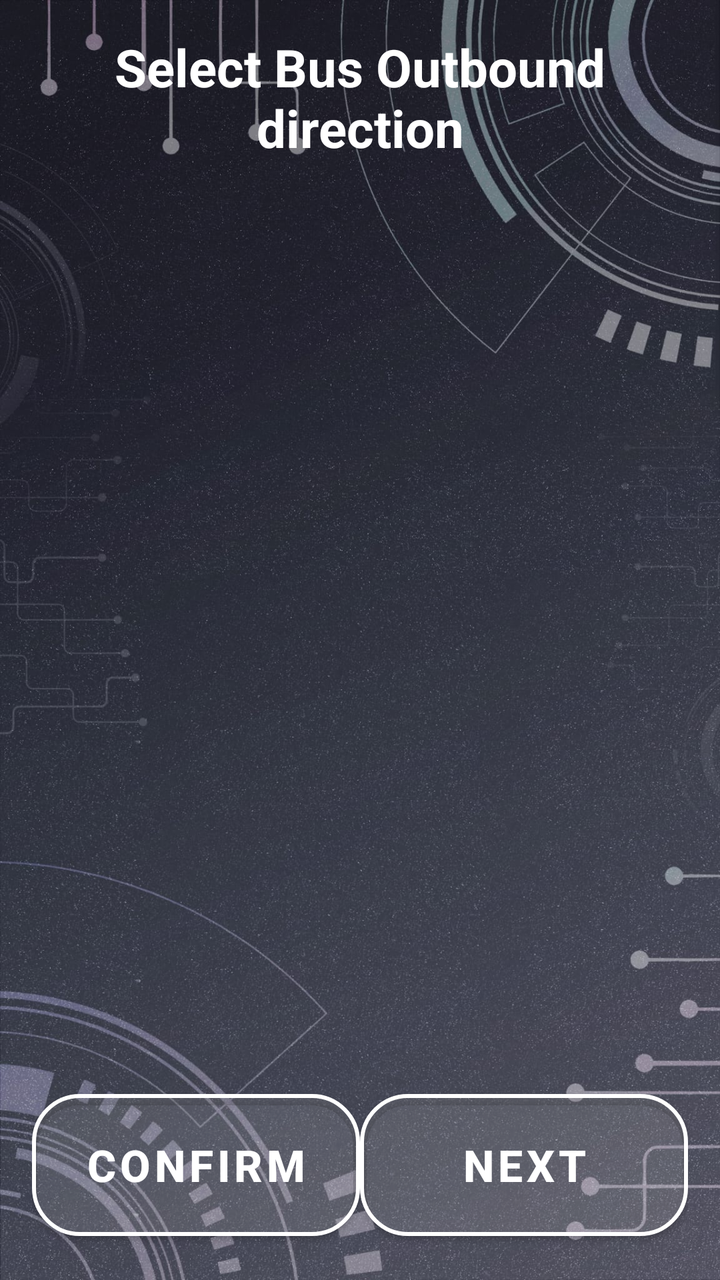
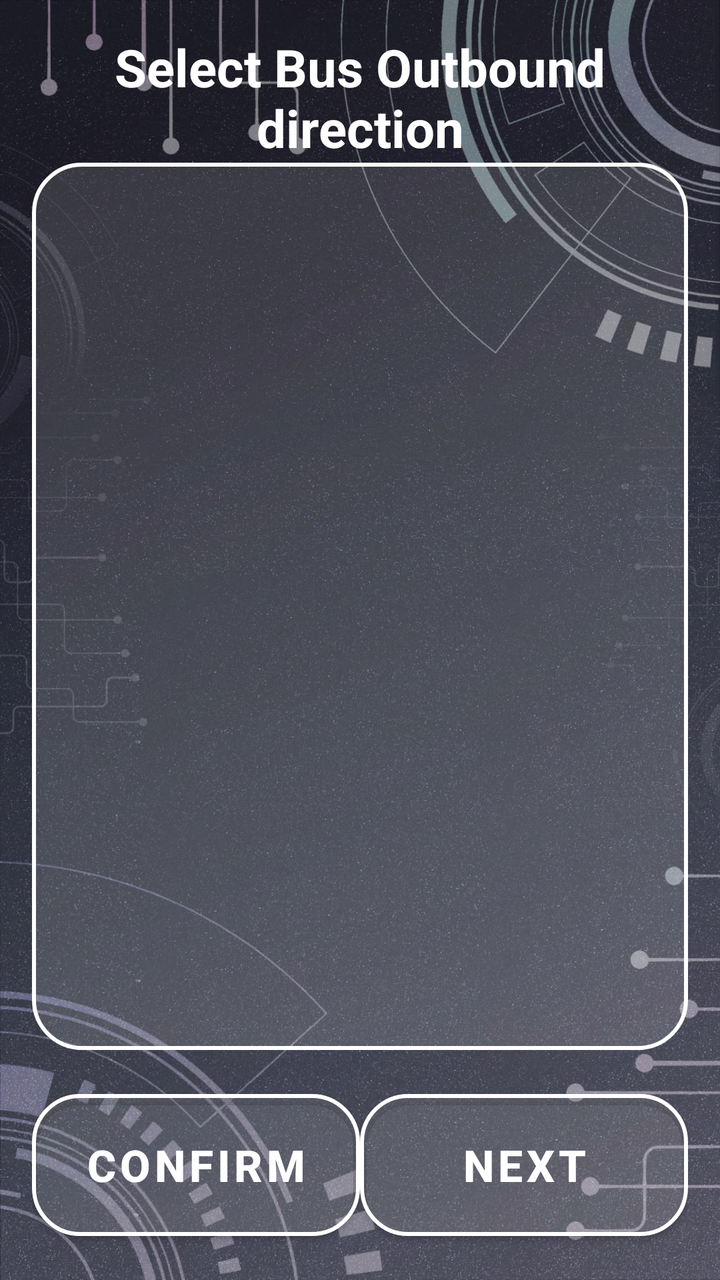

Screens rendered from an Android XML layout before and after an edit, with the pre-edit source and the edit as a unified diff.
<!-- AndroidManifest.xml: application theme Theme.VISTA -->
<!-- res/layout/activity_edit_outbound_direction.xml -->
<LinearLayout
    xmlns:android="http://schemas.android.com/apk/res/android"
    xmlns:tools="http://schemas.android.com/tools"
    xmlns:app="http://schemas.android.com/apk/res-auto"
    android:id="@+id/main"
    android:layout_width="match_parent"
    android:layout_height="match_parent"
    android:orientation="vertical"
    android:padding="16sp"
    tools:context=".FindBusEditMenuFunction.EditOutboundDirectionActivity"
    android:background="@drawable/background">

    <TextView
        android:layout_width="match_parent"
        android:layout_height="wrap_content"
        android:text="@string/EditOutboundDirectionActivity_title"
        android:textSize="26sp"
        android:textStyle="bold"
        android:gravity="center"
        android:textColor="@color/white"/>

    <ListView
        android:id="@+id/lvShowRouteOutbound"
        android:layout_width="match_parent"
        android:layout_height="wrap_content"
        android:layout_weight="1"/>

    
    <LinearLayout
        android:orientation="horizontal"
        android:layout_width="match_parent"
        android:layout_height="wrap_content"
        android:gravity="bottom"
        android:layout_marginTop="16dp"
        android:weightSum="2">

        
        <com.google.android.material.button.MaterialButton
            android:id="@+id/btnMainMenuConfirm"
            style="@style/SemiTransparentRoundedButton"
            android:layout_width="0dp"
            android:layout_height="83dp"
            android:layout_weight="1"
            android:text="@string/btn_Confirm"
            android:textSize="22sp"
            android:textStyle="bold" />

        
        <com.google.android.material.button.MaterialButton
            android:id="@+id/btnMainMenuNext"
            style="@style/SemiTransparentRoundedButton"
            android:layout_width="0dp"
            android:layout_height="83dp"
            android:layout_weight="1"
            android:text="@string/btn_next"
            android:textSize="22sp"
            android:textStyle="bold" />
    </LinearLayout>
</LinearLayout>
<!-- resources referenced by this layout -->
<resources>
  <color name="white">#FFFFFF</color>
  <!-- drawable background: jpeg bitmap (drawable, 288114 bytes) -->
  <string name="EditOutboundDirectionActivity_title">Select Bus Outbound direction</string>
  <string name="btn_Confirm">Confirm</string>
  <string name="btn_next">Next</string>
  <style name="SemiTransparentRoundedButton" parent="Widget.MaterialComponents.Button">
          <item name="android:textColor">#FFFFFF</item>
          <item name="background">@drawable/button_selector</item> 
          <item name="cornerRadius">24dp</item>
          <item name="strokeColor">#FFFFFF</item>
          <item name="strokeWidth">2dp</item>
          <item name="backgroundTint">#20FFFFFF</item> 
      </style>
  <style name="Theme.VISTA" parent="Theme.MaterialComponents.Light.NoActionBar">
          
          <item name="colorPrimary">@color/semi_transparent_white</item>
          <item name="colorPrimaryVariant">@color/semi_transparent_white</item>
          <item name="colorOnPrimary">@color/white</item>
          
      </style>
  <!-- drawable button_selector (drawable) -->
  <?xml version="1.0" encoding="utf-8"?>
  <selector xmlns:android="http://schemas.android.com/apk/res/android">
      
      <item android:state_pressed="true">
          <shape android:shape="rectangle">
              <solid android:color="#20FFFFFF" /> 
              <stroke android:width="2dp" android:color="#FFFFFF" />
              <corners android:radius="24dp" />
          </shape>
      </item>
  
      
      <item android:state_selected="true">
          <shape android:shape="rectangle">
              <solid android:color="#FFFF00" /> 
              <stroke android:width="2dp" android:color="#FFFFFF" />
              <corners android:radius="24dp" />
          </shape>
      </item>
  
      
      <item>
          <shape android:shape="rectangle">
              <solid android:color="#20FFFFFF" /> 
              <stroke android:width="2dp" android:color="#FFFFFF" />
              <corners android:radius="24dp" />
          </shape>
      </item>
  </selector>
  <color name="semi_transparent_white">#80FFFFFF</color>
</resources>

<!-- the commit's change to res/layout/activity_edit_outbound_direction.xml (unified diff, before → after) -->
@@ -23,7 +23,9 @@
         android:id="@+id/lvShowRouteOutbound"
         android:layout_width="match_parent"
         android:layout_height="wrap_content"
-        android:layout_weight="1"/>
+        android:layout_weight="1"
+        android:background="@drawable/list_item_border"
+        android:divider="@drawable/custom_divider"/>
 
     
     <LinearLayout
<!-- resource entries referenced after the edit -->
@@ -2,6 +2,32 @@
 <resources>
   <color name="white">#FFFFFF</color>
   <!-- drawable background: jpeg bitmap (drawable, 288114 bytes) -->
+  <!-- drawable custom_divider (drawable) -->
+  <?xml version="1.0" encoding="utf-8"?>
+  <shape xmlns:android="http://schemas.android.com/apk/res/android" android:shape="rectangle">
+      <size android:height="1dp" /> 
+      <solid android:color="#FFFFFF" /> 
+  </shape>
+  <!-- drawable list_item_border (drawable) -->
+  <?xml version="1.0" encoding="utf-8"?>
+  <shape xmlns:android="http://schemas.android.com/apk/res/android" android:shape="rectangle">
+  
+      
+      <stroke
+          android:width="2dp"
+          android:color="#FFFFFF" />
+  
+      <corners android:radius="24dp" />
+  
+      <padding
+          android:left="8dp"
+          android:top="8dp"
+          android:right="8dp"
+          android:bottom="8dp" />
+  
+      <solid android:color="#20FFFFFF" />
+  
+  </shape>
   <string name="EditOutboundDirectionActivity_title">Select Bus Outbound direction</string>
   <string name="btn_Confirm">Confirm</string>
   <string name="btn_next">Next</string>
